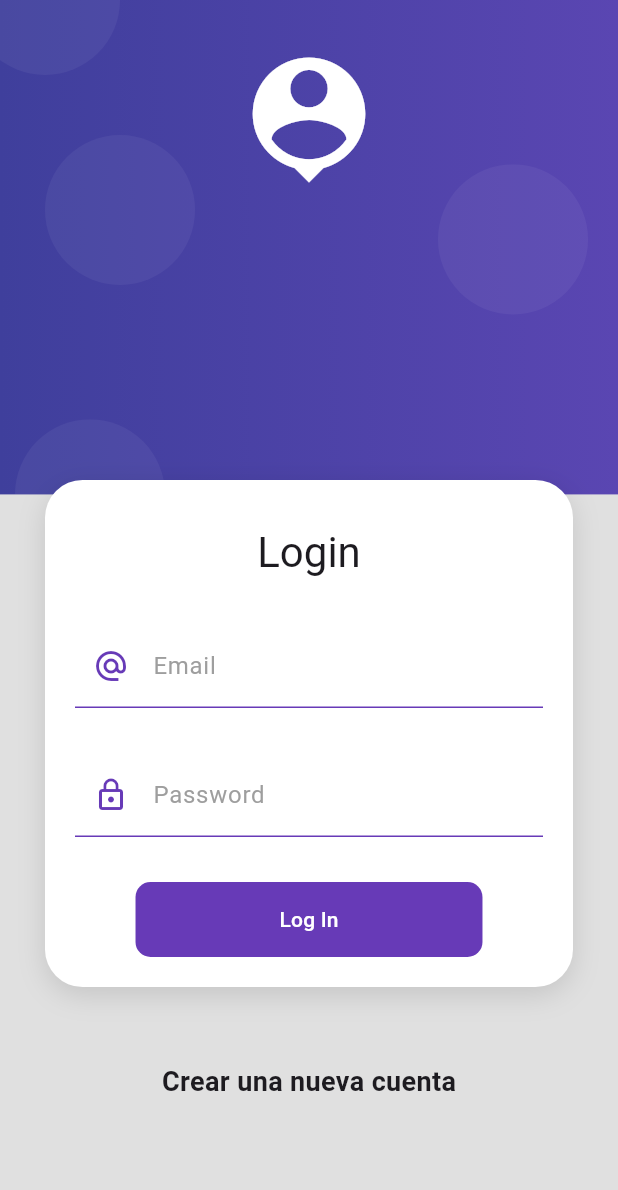
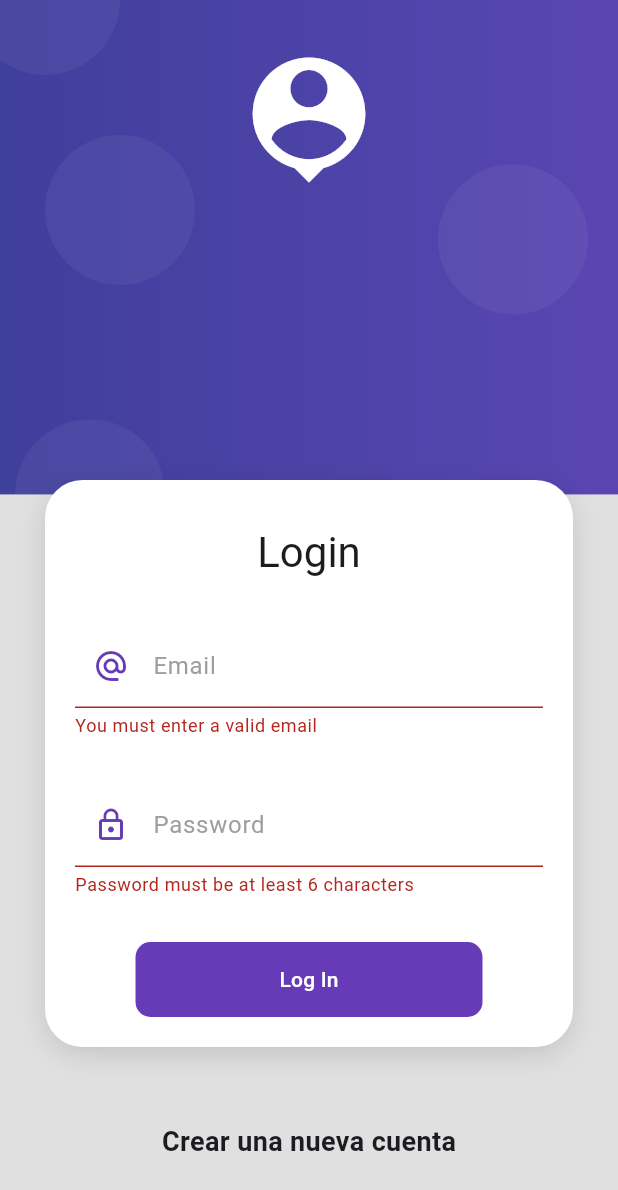
Before and after one commit to jhackhdez/Products_app, a Flutter app: the screen it shows after launch, after a tap on "Log In", on a phone screen of 412 x 824 dp. Shown: the top 1190 px of the screen. Run offline on Flutter 3.47's test engine with Material 3 defaults, Android fonts, the phone set to English and light mode, and no system bars.

Commit message:
simulation of get api in login

```diff
--- /dev/null
+++ b/lib/providers/login_form_provider.dart
@@ -0,0 +1,19 @@
+import 'package:flutter/material.dart';
+
+class LoginFormProvider extends ChangeNotifier {
+  GlobalKey<FormState> formKey = GlobalKey<FormState>();
+  String email = '';
+  String password = '';
+
+  bool _isLoading = false;
+  bool get isLoading => _isLoading;
+
+  set isLoading(bool value) {
+    _isLoading = value;
+    notifyListeners();
+  }
+
+  bool isValidForm() {
+    return formKey.currentState?.validate() ?? false;
+  }
+}
--- a/lib/screens/login_screens.dart
+++ b/lib/screens/login_screens.dart
@@ -1,6 +1,8 @@
 import 'package:flutter/material.dart';
+import 'package:products_app/providers/login_form_provider.dart';
 import 'package:products_app/ui/input_decorations.dart';
 import 'package:products_app/widgets/widgets.dart';
+import 'package:provider/provider.dart';
 
 class LoginScreen extends StatelessWidget {
   const LoginScreen({Key? key}) : super(key: key);
@@ -23,7 +25,11 @@ class LoginScreen extends StatelessWidget {
               ),
               Text('Login', style: Theme.of(context).textTheme.headlineMedium),
               const SizedBox(height: 30),
-              const _LoginForm()
+              ChangeNotifierProvider(
+                // Se crea instancia de LoginFormProvider
+                create: (_) => LoginFormProvider(),
+                child: const _LoginForm(),
+              ),
             ],
           )),
           const SizedBox(height: 50),
@@ -43,8 +49,12 @@ class _LoginForm extends StatelessWidget {
 
   @override
   Widget build(BuildContext context) {
+    final loginForm = Provider.of<LoginFormProvider>(context);
     return Form(
+        key: loginForm.formKey,
         // TODO: Mantener la referencia al KEY
+        // autovalidateMode: Permite mostrar un texto de error debajo del inputText
+        autovalidateMode: AutovalidateMode.onUserInteraction,
         child: Column(
           children: [
             TextFormField(
@@ -56,6 +66,15 @@ class _LoginForm extends StatelessWidget {
                   hintText: 'john.doe@gmail.com',
                   labelText: 'Email',
                   prefixIcon: Icons.alternate_email_sharp),
+              onChanged: (value) => loginForm.email = value,
+              validator: (value) {
+                String pattern =
+                    r'^(([^<>()[\]\\.,;:\s@\"]+(\.[^<>()[\]\\.,;:\s@\"]+)*)|(\".+\"))@((\[[0-9]{1,3}\.[0-9]{1,3}\.[0-9]{1,3}\.[0-9]{1,3}\])|(([a-zA-Z\-0-9]+\.)+[a-zA-Z]{2,}))$';
+                RegExp regExp = new RegExp(pattern);
+                return regExp.hasMatch(value ?? '')
+                    ? null
+                    : 'You must enter a valid email';
+              },
             ),
             const SizedBox(height: 30),
             TextFormField(
@@ -69,24 +88,45 @@ class _LoginForm extends StatelessWidget {
                   hintText: '******',
                   labelText: 'Password',
                   prefixIcon: Icons.lock_outline),
+              onChanged: (value) => loginForm.password = value,
+              validator: (value) {
+                if (value != null && value.length >= 6) return null;
+                return 'Password must be at least 6 characters';
+              },
             ),
             const SizedBox(height: 30),
             MaterialButton(
-            shape:
-                RoundedRectangleBorder(borderRadius: BorderRadius.circular(10)),
+                shape: RoundedRectangleBorder(
+                    borderRadius: BorderRadius.circular(10)),
                 disabledColor: Colors.grey,
                 elevation: 0,
                 color: Colors.deepPurple,
+                onPressed: loginForm.isLoading
+                    ? null
+                    : () async {
+                        // Oculta el teclado al hacer onPress
+                        FocusScope.of(context).unfocus();
+                        // Se verifica que el form sea válido
+                        if (!loginForm.isValidForm()) return;
+                        // Se setea el valor de _isLoading en true
+                        loginForm.isLoading = true;
+                        // Se esperan 2 segundos
+                        await Future.delayed(const Duration(seconds: 2));
+                        // Se setea el valor de _isLoading en false. De esta form ase simula el consumo de un api en el login
+                        // TODO: Validar si el login es correcto
+                        loginForm.isLoading = false;
+                        // Redirecciona a la ruta especificada
+                        // ignore: use_build_context_synchronously
+                        Navigator.pushReplacementNamed(context, 'home');
+                      },
                 child: Container(
-              padding: const EdgeInsets.symmetric(horizontal: 80, vertical: 15),
-              child: const Text(
-                'Log In',
-                style: TextStyle(color: Colors.white),
+                  padding:
+                      const EdgeInsets.symmetric(horizontal: 80, vertical: 15),
+                  child: Text(
+                    loginForm.isLoading ? 'Loading' : 'Log In',
+                    style: const TextStyle(color: Colors.white),
                   ),
-            ),
-            onPressed: () {
-              //TODO: implementar submit
-            })
+                ))
           ],
         ));
   }
```
Also changed, not shown: pubspec.yaml (+4 -12 lines), pubspec.lock. Lines whose indentation alone changed are shown as unchanged.
